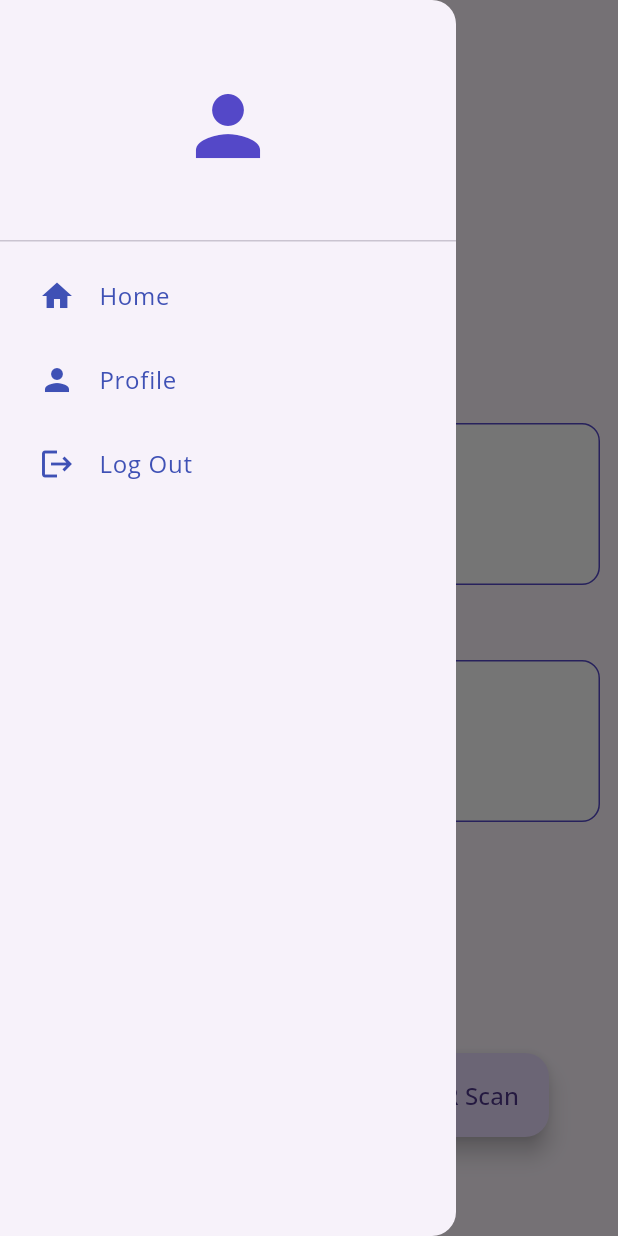
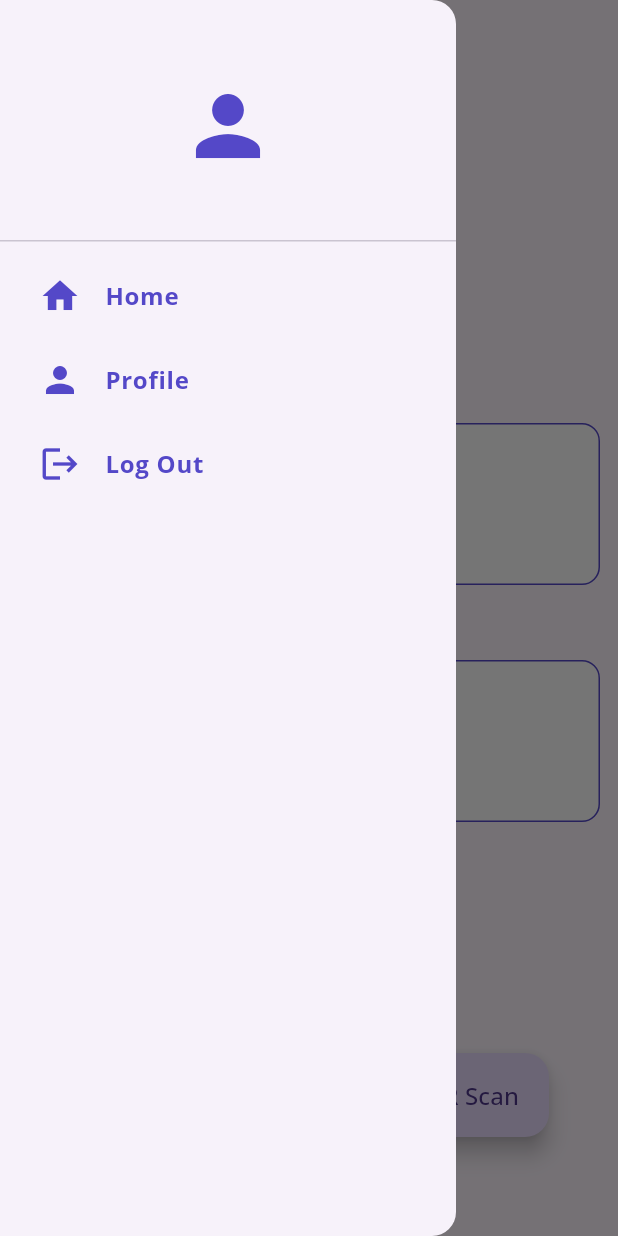
Before and after one commit to SanskarStha/food_info_app, a Flutter app: the screen it shows once a user with an empty profile is signed in, with the side drawer open, on a phone screen of 412 x 824 dp. Run offline on Flutter 3.47's test engine with Material 3 defaults, Android fonts, the phone set to English and light mode, and no system bars; our stand-ins replace audioplayers, camera, cloud_firestore, firebase_auth, firebase_core, google_fonts and 4 more; missing offline and left inert: flutter_barcode_scanner, google_mlkit_text_recognition; accounts and stored records are empty.

Commit message:
minor UI update

```diff
--- a/lib/widgets/my_list_tile.dart
+++ b/lib/widgets/my_list_tile.dart
@@ -18,12 +18,16 @@ class MyListTile extends StatelessWidget {
         child: ListTile(
           leading: Icon(
             icon,
-            color: Colors.indigo,
+            color: const Color(0xFF5448C8),
+            size: 28,
           ),
           onTap: onTap,
           title: Text(
             text,
-            style: TextStyle(color: Colors.indigo),
+            style: const TextStyle(
+                color: Color(0xFF5448C8),
+                fontSize: 16.0,
+                fontWeight: FontWeight.bold),
           ),
         ));
   }
```
